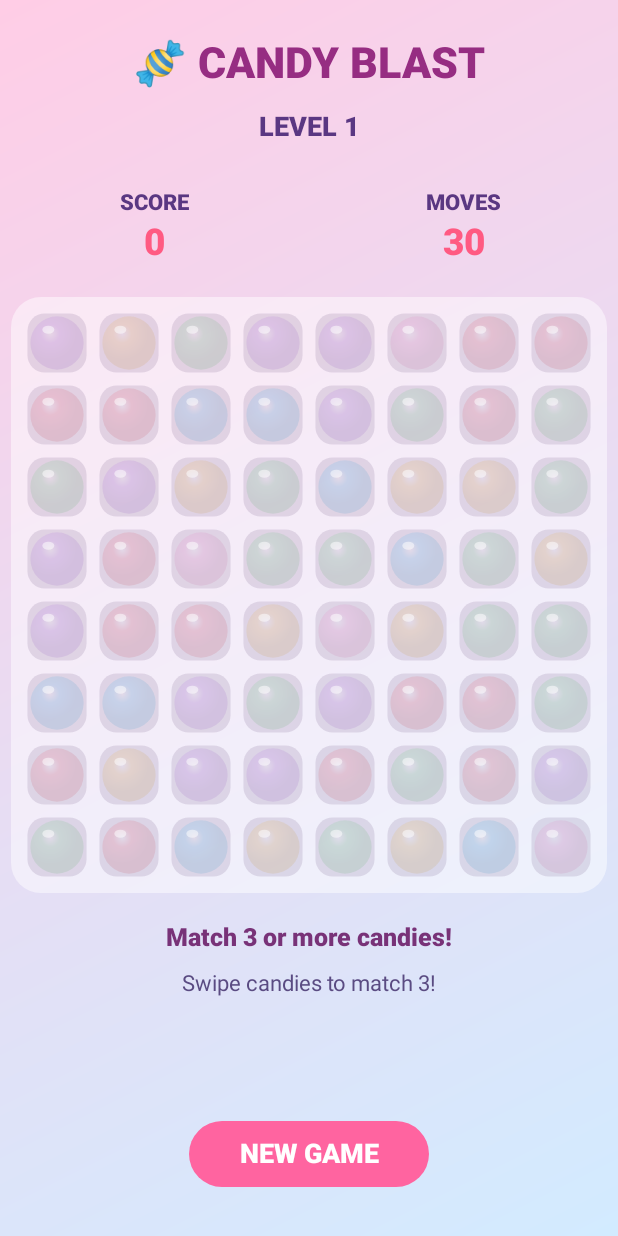
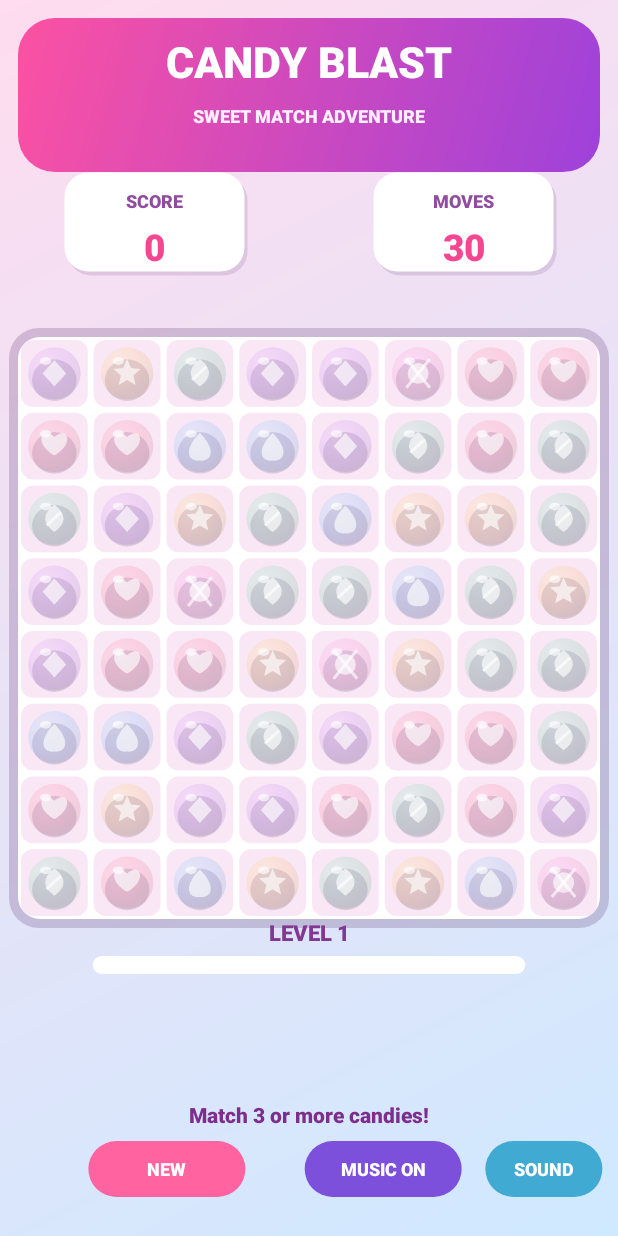
Before and after one commit to detcpkl-stack/Candy_crush_game, an Android app: the screen it shows after launch (MainActivity), on a phone screen of 412 x 824 dp. Run offline under Robolectric (Android 15) with nearby library versions, the phone set to English and light mode, and no system bars.

Commit message:
Update MainActivity.java

```diff
--- a/app/src/main/java/com/example/candyblast/MainActivity.java
+++ b/app/src/main/java/com/example/candyblast/MainActivity.java
@@ -2,142 +2,54 @@ package com.example.candyblast;
 
 import android.app.Activity;
 import android.os.Bundle;
+import android.os.Handler;
 import android.graphics.*;
 import android.view.*;
-import android.widget.*;
-import java.util.*;
+import android.media.AudioManager;
+import android.media.ToneGenerator;
+import java.util.Random;
 
 public class MainActivity extends Activity {
     GameView game;
-    @Override public void onCreate(Bundle b) {
-        super.onCreate(b);
-        game = new GameView();
-        setContentView(game);
-    }
+    @Override public void onCreate(Bundle b){super.onCreate(b);game=new GameView();setContentView(game);}
+    @Override protected void onPause(){if(game!=null)game.stopMusic();super.onPause();}
+    @Override protected void onResume(){super.onResume();if(game!=null)game.startMusic();}
 
     class GameView extends View {
-        final int N=8, TYPES=6;
+        final int N=8,TYPES=6;
         int[][] board=new int[N][N];
-        int[] candyColors={Color.rgb(255,75,95),Color.rgb(45,190,255),Color.rgb(255,190,45),
-            Color.rgb(90,220,115),Color.rgb(180,95,245),Color.rgb(255,120,205)};
-        Paint p=new Paint(3);
-        Random random=new Random();
-        int score=0, moves=30, level=1, selectedR=-1, selectedC=-1;
-        float cell, boardLeft, boardTop, downX, downY;
-        String banner="Match 3 or more candies!";
-        boolean finished=false, won=false;
-        GameView(){super(MainActivity.this); setLayerType(View.LAYER_TYPE_SOFTWARE,null); newBoard();}
-        void newBoard(){
-            for(int r=0;r<N;r++) for(int c=0;c<N;c++){
-                int v; do {v=random.nextInt(TYPES);} while((c>=2&&board[r][c-1]==v&&board[r][c-2]==v)||(r>=2&&board[r-1][c]==v&&board[r-2][c]==v));
-                board[r][c]=v;
-            }
-            invalidate();
+        int[] colors={Color.rgb(255,65,93),Color.rgb(50,165,255),Color.rgb(255,177,32),Color.rgb(45,205,120),Color.rgb(160,80,240),Color.rgb(255,90,185)};
+        Paint p=new Paint(Paint.ANTI_ALIAS_FLAG); Random random=new Random();
+        int score=0,moves=30,level=1,selR=-1,selC=-1; float cell,left,top,downX,downY;
+        String banner="Match 3 or more candies!"; boolean finished=false,won=false,soundOn=true,musicOn=true;
+        ToneGenerator audio=new ToneGenerator(AudioManager.STREAM_MUSIC,65); Handler musicHandler=new Handler(); int musicStep=0; Runnable musicRunnable;
+        Canvas cv;
+        GameView(){super(MainActivity.this);setLayerType(View.LAYER_TYPE_SOFTWARE,null);fillBoard();musicRunnable=new Runnable(){public void run(){if(musicOn&&!finished){int[] notes={ToneGenerator.TONE_PROP_BEEP,ToneGenerator.TONE_PROP_ACK,ToneGenerator.TONE_PROP_BEEP2,ToneGenerator.TONE_PROP_NACK};audio.startTone(notes[musicStep++%notes.length],85);}musicHandler.postDelayed(this,950);}};}
+        int dp(float x){return (int)(x*getResources().getDisplayMetrics().density);} void startMusic(){if(musicOn)musicHandler.removeCallbacks(musicRunnable);if(musicOn)musicHandler.postDelayed(musicRunnable,600);}void stopMusic(){musicHandler.removeCallbacks(musicRunnable);}void tone(int t,int ms){if(soundOn)audio.startTone(t,ms);}
+        void fillBoard(){for(int r=0;r<N;r++)for(int c=0;c<N;c++){int v;do{v=random.nextInt(TYPES);}while((c>1&&board[r][c-1]==v&&board[r][c-2]==v)||(r>1&&board[r-1][c]==v&&board[r-2][c]==v));board[r][c]=v;}invalidate();}
+        void text(String s,float x,float y,float size,int color,boolean bold){p.setShader(null);p.setColor(color);p.setTextSize(size);p.setTypeface(Typeface.create(bold?"sans-serif-black":"sans-serif",bold?Typeface.BOLD:Typeface.NORMAL));p.setTextAlign(Paint.Align.CENTER);p.setStyle(Paint.Style.FILL);cv.drawText(s,x,y,p);}
+        @Override protected void onDraw(Canvas c){cv=c;float w=getWidth(),h=getHeight();p.setShader(new LinearGradient(0,0,w,h,Color.rgb(255,220,239),Color.rgb(207,233,255),Shader.TileMode.CLAMP));c.drawRect(0,0,w,h,p);p.setShader(null);
+            p.setShader(new LinearGradient(0,0,w,dp(115),Color.rgb(255,82,160),Color.rgb(155,65,220),Shader.TileMode.CLAMP));c.drawRoundRect(dp(12),dp(12),w-dp(12),dp(115),dp(25),dp(25),p);p.setShader(null);
+            text("CANDY BLAST",w/2,dp(52),dp(29),Color.WHITE,true);text("SWEET MATCH ADVENTURE",w/2,dp(82),dp(12),Color.rgb(255,238,255),true);
+            card(w*.25f,dp(148),dp(120),dp(66));card(w*.75f,dp(148),dp(120),dp(66));text("SCORE",w*.25f,dp(139),dp(12),Color.rgb(145,75,160),true);text(""+score,w*.25f,dp(174),dp(25),Color.rgb(245,70,145),true);text("MOVES",w*.75f,dp(139),dp(12),Color.rgb(145,75,160),true);text(""+moves,w*.75f,dp(174),dp(25),Color.rgb(245,70,145),true);
+            float margin=dp(12);cell=Math.min((w-margin*2)/N,(h-dp(300))/N);cell=Math.max(dp(27),cell);left=(w-cell*N)/2;top=dp(225);float boardSize=cell*N;p.setColor(Color.argb(55,80,40,100));c.drawRoundRect(left-dp(6),top-dp(6),left+boardSize+dp(6),top+boardSize+dp(6),dp(20),dp(20),p);p.setColor(Color.WHITE);c.drawRoundRect(left,top,left+boardSize,top+boardSize,dp(15),dp(15),p);
+            for(int r=0;r<N;r++)for(int col=0;col<N;col++){float x=left+col*cell,y=top+r*cell;p.setColor(Color.rgb(249,231,246));c.drawRoundRect(x+dp(2),y+dp(2),x+cell-dp(2),y+cell-dp(2),dp(8),dp(8),p);candy(r,col);}
+            float progY=top+boardSize+dp(15);text("LEVEL "+level,w/2,progY,dp(15),Color.rgb(130,55,145),true);float bw=w*.7f,bx=w/2-bw/2,by=progY+dp(10);p.setColor(Color.WHITE);c.drawRoundRect(bx,by,bx+bw,by+dp(12),dp(6),dp(6),p);p.setColor(Color.rgb(255,120,185));c.drawRoundRect(bx,by,bx+bw*Math.min(1,score/(float)(level*700)),by+dp(12),dp(6),dp(6),p);
+            float foot=h-dp(45);text(banner,w/2,foot-dp(31),dp(14),Color.rgb(125,45,140),true);button(w*.27f,foot,dp(105),"NEW",Color.rgb(255,100,160));button(w*.62f,foot,dp(105),musicOn?"MUSIC ON":"MUSIC OFF",musicOn?Color.rgb(125,80,220):Color.GRAY);button(w*.88f,foot,dp(78),soundOn?"SOUND":"MUTE",soundOn?Color.rgb(65,170,210):Color.GRAY);
+            if(finished){p.setColor(Color.argb(215,255,255,255));c.drawRoundRect(dp(20),h*.35f,w-dp(20),h*.65f,dp(24),dp(24),p);text(won?"LEVEL COMPLETE!":"GAME OVER",w/2,h*.44f,dp(25),Color.rgb(175,50,130),true);text(won?"Score: "+score:"Try again!",w/2,h*.5f,dp(17),Color.rgb(100,70,120),false);button(w/2,h*.57f,dp(190),won?"NEXT LEVEL":"RETRY",Color.rgb(255,100,160));}
         }
-        int dp(float x,float y){return (int)(x*getResources().getDisplayMetrics().density);}
-        void text(String s,float x,float y,float size,int color,boolean bold){
-            p.setColor(color);p.setTextSize(size);p.setTypeface(bold?Typeface.create("sans-serif-black",0):Typeface.create("sans-serif",0));p.setTextAlign(Paint.Align.CENTER);p.setStyle(Paint.Style.FILL);canvas.drawText(s,x,y,p);
-        }
-        Canvas canvas;
-        @Override protected void onDraw(Canvas cv){
-            canvas=cv; float w=getWidth(),h=getHeight();
-            canvas.drawColor(Color.rgb(255,244,251));
-            p.setShader(new LinearGradient(0,0,w,h,Color.rgb(255,205,230),Color.rgb(210,235,255),Shader.TileMode.CLAMP));canvas.drawRect(0,0,w,h,p);p.setShader(null);
-            text("🍬 CANDY BLAST",w/2,dp(52),dp(29),Color.rgb(150,45,130),true);
-            text("LEVEL "+level,w/2,dp(91),dp(18),Color.rgb(90,55,130),true);
-            text("SCORE",w*.25f,dp(140),dp(15),Color.rgb(90,55,130),true);
-            text(""+score,w*.25f,dp(170),dp(25),Color.rgb(255,90,130),true);
-            text("MOVES",w*.75f,dp(140),dp(15),Color.rgb(90,55,130),true);
-            text(""+moves,w*.75f,dp(170),dp(25),Color.rgb(255,90,130),true);
-            float margin=dp(14); cell=Math.min((w-margin*2)/N,(h-dp(265))/N);
-            boardLeft=(w-cell*N)/2; boardTop=dp(205);
-            p.setColor(Color.argb(120,255,255,255));canvas.drawRoundRect(boardLeft-dp(7),boardTop-dp(7),boardLeft+cell*N+dp(7),boardTop+cell*N+dp(7),dp(20),dp(20),p);
-            for(int r=0;r<N;r++)for(int c=0;c<N;c++) drawCandy(r,c);
-            text(banner,w/2,boardTop+cell*N+dp(42),dp(17),Color.rgb(120,50,120),true);
-            text("Swipe candies to match 3!",w/2,boardTop+cell*N+dp(72),dp(15),Color.rgb(90,75,130),false);
-            drawButton(w/2, h-dp(55), dp(160), dp(44), "NEW GAME");
-            if(finished){
-                p.setColor(Color.argb(205,255,255,255));canvas.drawRoundRect(dp(22),h*.35f,w-dp(22),h*.65f,dp(25),dp(25),p);
-                text(won?"LEVEL COMPLETE!":"GAME OVER",w/2,h*.44f,dp(26),Color.rgb(175,50,130),true);
-                text(won?"You earned "+(score/100+1)+" stars!":"Try again to beat this level.",w/2,h*.49f,dp(17),Color.rgb(100,70,120),false);
-                drawButton(w/2,h*.56f,dp(160),dp(46),won?"NEXT LEVEL":"RETRY");
-            }
-        }
-        void drawCandy(int r,int c){
-            float x=boardLeft+c*cell,y=boardTop+r*cell, pad=cell*.09f;
-            p.setColor(Color.argb(35,80,50,100));canvas.drawRoundRect(x+pad,y+pad,x+cell-pad,y+cell-pad,cell*.24f,cell*.24f,p);
-            float cx=x+cell/2,cy=y+cell/2,rad=cell*.37f;
-            p.setShader(new RadialGradient(cx-rad*.25f,cy-rad*.35f,rad,
-                new int[]{Color.WHITE,candyColors[board[r][c]],dark(candyColors[board[r][c]])},
-                new float[]{0,.35f,1},Shader.TileMode.CLAMP));
-            canvas.drawCircle(cx,cy,rad,p);p.setShader(null);
-            p.setColor(Color.argb(130,255,255,255));canvas.drawOval(cx-rad*.55f,cy-rad*.65f,cx-rad*.1f,cy-rad*.35f,p);
-            if(r==selectedR&&c==selectedC){p.setColor(Color.WHITE);p.setStyle(Paint.Style.STROKE);p.setStrokeWidth(dp(3));canvas.drawCircle(cx,cy,rad+dp(2),p);p.setStyle(Paint.Style.FILL);}
-        }
-        int dark(int color){return Color.rgb((int)(Color.red(color)*.75),(int)(Color.green(color)*.75),(int)(Color.blue(color)*.75));}
-        void drawButton(float cx,float cy,float bw,float bh,String label){
-            p.setColor(Color.rgb(255,100,160));canvas.drawRoundRect(cx-bw/2,cy-bh/2,cx+bw/2,cy+bh/2,bh/2,bh/2,p);
-            text(label,cx,cy+dp(6),dp(18),Color.WHITE,true);
-        }
-        int dp(float v){return (int)(v*getResources().getDisplayMetrics().density);}
-        @Override public boolean onTouchEvent(android.view.MotionEvent e){
-            float x=e.getX(),y=e.getY();
-            if(e.getAction()==MotionEvent.ACTION_DOWN){downX=x;downY=y;return true;}
-            if(e.getAction()==MotionEvent.ACTION_UP){
-                if(finished){if(y>getHeight()*.34f&&y<getHeight()*.68f){if(won)level++;resetGame();}return true;}
-                if(y>getHeight()-dp(95)){resetGame();return true;}
-                if(y<boardTop||y>boardTop+cell*N)return true;
-                int c=(int)((x-boardLeft)/cell),r=(int)((y-boardTop)/cell);
-                if(Math.abs(x-downX)>dp(12)||Math.abs(y-downY)>dp(12)){
-                    int dc=0,dr=0;
-                    if(Math.abs(x-downX)>Math.abs(y-downY))dc=x>downX?1:-1;else dr=y>downY?1:-1;
-                    swapAndResolve(r,c,r+dr,c+dc);
-                }else select(r,c);
-                return true;
-            }return true;
-        }
-        void select(int r,int c){
-            if(selectedR<0){selectedR=r;selectedC=c;}
-            else {swapAndResolve(selectedR,selectedC,r,c);selectedR=selectedC=-1;}
-            invalidate();
-        }
-        void swapAndResolve(int r1,int c1,int r2,int c2){
-            if(r2<0||r2>=N||c2<0||c2>=N||Math.abs(r1-r2)+Math.abs(c1-c2)!=1)return;
-            int t=board[r1][c1];board[r1][c1]=board[r2][c2];board[r2][c2]=t;
-            if(!hasMatch()){t=board[r1][c1];board[r1][c1]=board[r2][c2];board[r2][c2]=t;banner="No match—try again!";}
-            else {moves--;cascade();banner="Sweet combo!";if(score>=level*700){finished=true;won=true;banner="Level completed!";}else if(moves<=0){finished=true;won=false;banner="Out of moves!";}}
-            selectedR=selectedC=-1;invalidate();
-        }
+        void card(float x,float y,float bw,float bh){p.setColor(Color.argb(35,80,30,100));cv.drawRoundRect(x-bw/2+dp(2),y-bh/2+dp(3),x+bw/2+dp(2),y+bh/2+dp(3),dp(16),dp(16),p);p.setColor(Color.WHITE);cv.drawRoundRect(x-bw/2,y-bh/2,x+bw/2,y+bh/2,dp(16),dp(16),p);}
+        void button(float x,float y,float width,String label,int color){p.setColor(color);cv.drawRoundRect(x-width/2,y-dp(19),x+width/2,y+dp(19),dp(20),dp(20),p);text(label,x,y+dp(5),dp(12),Color.WHITE,true);}
+        int lighter(int x){return Color.rgb(Math.min(255,Color.red(x)+55),Math.min(255,Color.green(x)+55),Math.min(255,Color.blue(x)+55));}int darker(int x){return Color.rgb((int)(Color.red(x)*.68),(int)(Color.green(x)*.68),(int)(Color.blue(x)*.68));}
+        void candy(int r,int col){int type=board[r][col];if(type<0)return;float x=left+col*cell,y=top+r*cell,cx=x+cell/2,cy=y+cell/2,rad=cell*.36f;int base=colors[type];p.setColor(Color.argb(35,40,20,70));cv.drawOval(cx-rad*.85f,cy-rad*.65f+dp(2),cx+rad*.85f,cy+rad*.9f+dp(3),p);p.setShader(new RadialGradient(cx-rad*.35f,cy-rad*.42f,rad*1.45f,new int[]{lighter(base),base,darker(base)},new float[]{0,.52f,1},Shader.TileMode.CLAMP));cv.drawCircle(cx,cy,rad,p);p.setShader(null);p.setColor(Color.argb(160,255,255,255));cv.drawOval(cx-rad*.55f,cy-rad*.62f,cx-rad*.12f,cy-rad*.32f,p);p.setColor(Color.argb(165,255,255,255));p.setStrokeWidth(dp(2));
+            Path shape=new Path();switch(type){case 0:shape.moveTo(cx,cy+rad*.35f);shape.cubicTo(cx-rad*.8f,cy-rad*.1f,cx-rad*.5f,cy-rad*.8f,cx,cy-rad*.35f);shape.cubicTo(cx+rad*.5f,cy-rad*.8f,cx+rad*.8f,cy-rad*.1f,cx,cy+rad*.35f);cv.drawPath(shape,p);break;case 1:shape.moveTo(cx,cy-rad*.5f);shape.cubicTo(cx+rad*.65f,cy+rad*.15f,cx+rad*.45f,cy+rad*.6f,cx,cy+rad*.55f);shape.cubicTo(cx-rad*.45f,cy+rad*.6f,cx-rad*.65f,cy+rad*.15f,cx,cy-rad*.5f);cv.drawPath(shape,p);break;case 2:for(int i=0;i<10;i++){double a=-Math.PI/2+i*Math.PI/5;float rr=i%2==0?rad*.55f:rad*.25f;float px=cx+(float)Math.cos(a)*rr,py=cy+(float)Math.sin(a)*rr;if(i==0)shape.moveTo(px,py);else shape.lineTo(px,py);}shape.close();cv.drawPath(shape,p);break;case 3:shape.moveTo(cx,cy-rad*.55f);shape.quadTo(cx+rad*.7f,cy,cx,cy+rad*.5f);shape.quadTo(cx-rad*.7f,cy,cx,cy-rad*.55f);cv.drawPath(shape,p);cv.drawLine(cx-rad*.3f,cy+rad*.25f,cx+rad*.25f,cy-rad*.25f,p);break;case 4:shape.moveTo(cx,cy-rad*.5f);shape.lineTo(cx+rad*.45f,cy);shape.lineTo(cx,cy+rad*.5f);shape.lineTo(cx-rad*.45f,cy);shape.close();cv.drawPath(shape,p);break;default:cv.drawCircle(cx,cy,rad*.4f,p);cv.drawLine(cx-rad*.45f,cy-rad*.55f,cx+rad*.45f,cy+rad*.55f,p);cv.drawLine(cx+rad*.45f,cy-rad*.55f,cx-rad*.45f,cy+rad*.55f,p);}
+            if(r==selR&&col==selC){p.setStyle(Paint.Style.STROKE);p.setColor(Color.WHITE);p.setStrokeWidth(dp(3));cv.drawRoundRect(x+dp(2),y+dp(2),x+cell-dp(2),y+cell-dp(2),dp(10),dp(10),p);p.setStyle(Paint.Style.FILL);}}
+        @Override public boolean onTouchEvent(android.view.MotionEvent e){float x=e.getX(),y=e.getY();if(e.getAction()==MotionEvent.ACTION_DOWN){downX=x;downY=y;return true;}if(e.getAction()==MotionEvent.ACTION_UP){if(finished){if(y>getHeight()*.35f&&y<getHeight()*.65f){if(won)level++;reset();}return true;}float fy=getHeight()-dp(45);if(y>fy-dp(28)){if(x<getWidth()*.45f)reset();else if(x<getWidth()*.76f){musicOn=!musicOn;if(musicOn)startMusic();else stopMusic();}else soundOn=!soundOn;invalidate();return true;}if(y<top||y>top+cell*N)return true;int col=(int)((x-left)/cell),r=(int)((y-top)/cell);if(r<0||r>=N||col<0||col>=N)return true;if(Math.abs(x-downX)>dp(12)||Math.abs(y-downY)>dp(12)){int dc=0,dr=0;if(Math.abs(x-downX)>Math.abs(y-downY))dc=x>downX?1:-1;else dr=y>downY?1:-1;swap(r,col,r+dr,col+dc);}else select(r,col);return true;}return true;}
+        void select(int r,int c){if(selR<0){selR=r;selC=c;}else{swap(selR,selC,r,c);selR=selC=-1;}invalidate();}
+        void swap(int r1,int c1,int r2,int c2){if(r2<0||r2>=N||c2<0||c2>=N||Math.abs(r1-r2)+Math.abs(c1-c2)!=1)return;int t=board[r1][c1];board[r1][c1]=board[r2][c2];board[r2][c2]=t;if(!hasMatch()){t=board[r1][c1];board[r1][c1]=board[r2][c2];board[r2][c2]=t;banner="No match — try again!";tone(ToneGenerator.TONE_PROP_NACK,110);}else{moves--;tone(ToneGenerator.TONE_PROP_BEEP2,110);cascade();banner="Sweet match! Keep going!";if(score>=level*700){finished=true;won=true;banner="Level completed!";tone(ToneGenerator.TONE_CDMA_ALERT_CALL_GUARD,350);}else if(moves<=0){finished=true;won=false;banner="Out of moves!";}}selR=selC=-1;invalidate();}
         boolean hasMatch(){for(int r=0;r<N;r++)for(int c=0;c<N;c++)if(matchAt(r,c))return true;return false;}
-        boolean matchAt(int r,int c){
-            int v=board[r][c], count=1;
-            for(int k=c-1;k>=0&&board[r][k]==v;k--)count++;
-            for(int k=c+1;k<N&&board[r][k]==v;k++)count++;
-            if(count>=3)return true;count=1;
-            for(int k=r-1;k>=0&&board[k][c]==v;k--)count++;
-            for(int k=r+1;k<N&&board[k][c]==v;k++)count++;
-            return count>=3;
-        }
-        void cascade(){
-            boolean again=true;
-            while(again){
-                boolean[][] mark=new boolean[N][N];again=false;
-                for(int r=0;r<N;r++)for(int c=0;c<N;c++){
-                    int v=board[r][c],len=1;
-                    while(c+len<N&&board[r][c+len]==v)len++;
-                    if(len>=3){for(int k=0;k<len;k++)mark[r][c+k]=true;again=true;}c+=len-1;
-                }
-                for(int c=0;c<N;c++)for(int r=0;r<N;r++){
-                    int v=board[r][c],len=1;
-                    while(r+len<N&&board[r+len][c]==v)len++;
-                    if(len>=3){for(int k=0;k<len;k++)mark[r+k][c]=true;again=true;}r+=len-1;
-                }
-                int cleared=0;
-                for(int r=0;r<N;r++)for(int c=0;c<N;c++)if(mark[r][c]){board[r][c]=-1;cleared++;}
-                if(cleared>0)score+=cleared*60;
-                for(int c=0;c<N;c++){int write=N-1;for(int r=N-1;r>=0;r--)if(board[r][c]>=0)board[write--][c]=board[r][c];while(write>=0)board[write--][c]=random.nextInt(TYPES);}
-            }
-        }
-        void resetGame(){score=0;moves=30;finished=false;won=false;selectedR=selectedC=-1;banner="Match 3 or more candies!";newBoard();}
+        boolean matchAt(int r,int c){int v=board[r][c],n=1;for(int k=c-1;k>=0&&board[r][k]==v;k--)n++;for(int k=c+1;k<N&&board[r][k]==v;k++)n++;if(n>=3)return true;n=1;for(int k=r-1;k>=0&&board[k][c]==v;k--)n++;for(int k=r+1;k<N&&board[k][c]==v;k++)n++;return n>=3;}
+        void cascade(){boolean again=true;while(again){boolean[][] mark=new boolean[N][N];again=false;for(int r=0;r<N;r++)for(int c=0;c<N;c++){int v=board[r][c],len=1;while(c+len<N&&board[r][c+len]==v)len++;if(len>=3){for(int k=0;k<len;k++)mark[r][c+k]=true;again=true;}c+=len-1;}for(int c=0;c<N;c++)for(int r=0;r<N;r++){int v=board[r][c],len=1;while(r+len<N&&board[r+len][c]==v)len++;if(len>=3){for(int k=0;k<len;k++)mark[r+k][c]=true;again=true;}r+=len-1;}int cleared=0;for(int r=0;r<N;r++)for(int c=0;c<N;c++)if(mark[r][c]){board[r][c]=-1;cleared++;}if(cleared>0)score+=cleared*60;for(int c=0;c<N;c++){int write=N-1;for(int r=N-1;r>=0;r--)if(board[r][c]>=0)board[write--][c]=board[r][c];while(write>=0)board[write--][c]=random.nextInt(TYPES);}}}
+        void reset(){score=0;moves=30;finished=false;won=false;selR=selC=-1;banner="Match 3 or more candies!";fillBoard();startMusic();}
     }
 }
```
